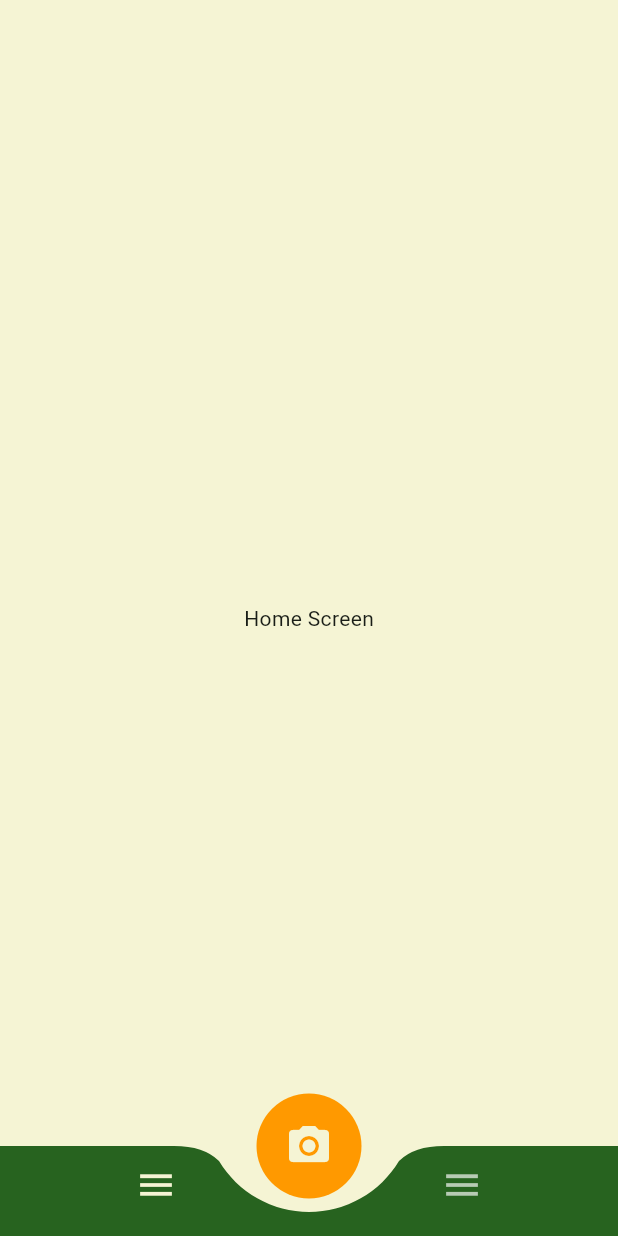
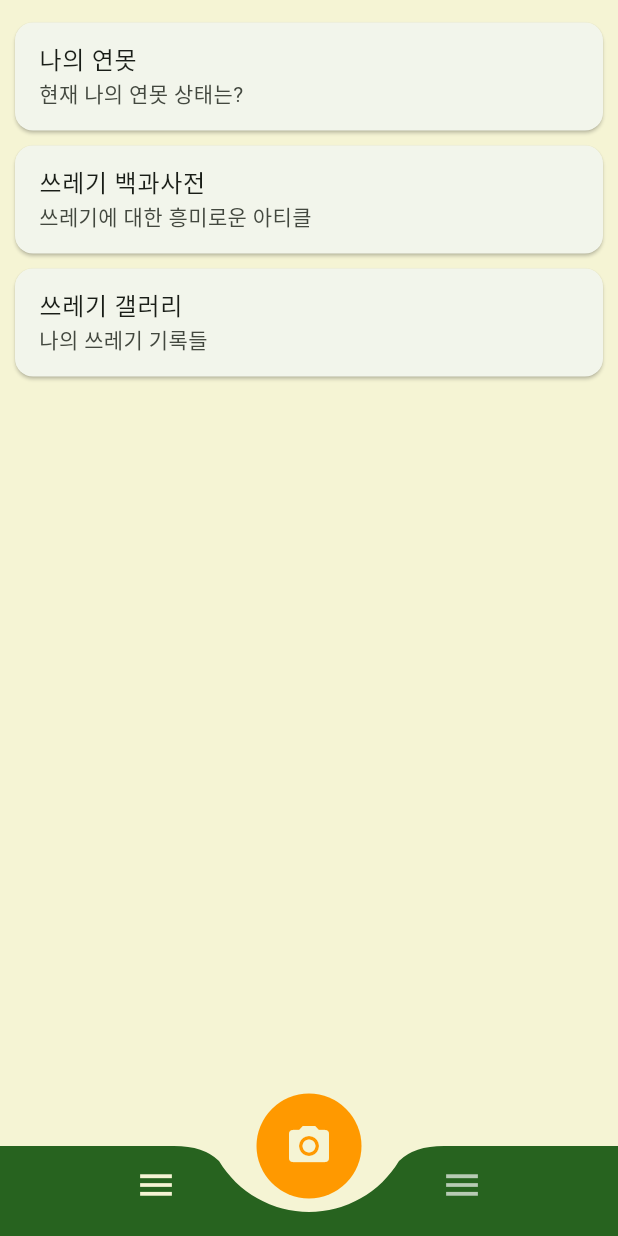
Before and after one commit to Q5dis/SSbryApp, a Flutter app: the screen it shows after launch, on a phone screen of 412 x 824 dp. Run offline on Flutter 3.47's test engine with Material 3 defaults, Android fonts, the light colour scheme and no system bars; our stand-ins replace flutter_svg, image_picker; missing offline and left inert: onnxruntime.

Commit message:
1014 owk

```diff
--- /dev/null
+++ b/lib/datas/waste_dictionary.dart
@@ -0,0 +1,191 @@
+class Article {
+  final String title;
+  final String category;
+  final String content;
+  final String caution;
+
+  const Article({
+    required this.title,
+    required this.category,
+    required this.content,
+    this.caution = '',
+  });
+}
+
+const Map<String, Article> articleDatabase = {
+  'plastic': Article(
+    title: '플라스틱',
+    category: '쓰레기 세부정보',
+    content: '''
+플라스틱 분류 기준(ISO):
+- PET(1번): 음료수병, 생수병, 간장병
+- HDPE(2번): 세제통, 샴푸통, 우유병
+- PVC(3번): 파이프, 장판 (재활용 어려움, 환경호르몬 위험)
+- LDPE(4번): 비닐봉지, 랩, 짜먹는 음료 포장
+- PP(5번): 요구르트병, 밀폐용기, 빨대
+- PS(6번): 스티로폼, 컵라면 용기, 일회용 컵
+- 기타(7번): 복합재질 (여러 플라스틱 혼합, 재활용 어려움)
+
+올바른 분리배출 5단계:
+1. 내용물 완전 비우기
+2. 물로 깨끗이 헹구기
+3. 라벨·뚜껑·펌프 등 다른 재질 분리
+4. 투명·유색 구분
+5. 찌그러트려 부피 줄이기
+
+재생에너지 전환:
+- 플라스틱 → 열분해(400~700℃) → 합성원유 → 정제 → 디젤/휘발유 대체연료
+- 플라스틱 → 재생 → PET 섬유 → 태양광 패널 백시트 소재
+''',
+    caution: '재활용 어려운 PVC, 복합재질은 별도 처리 필요.',
+  ),
+
+  'glass': Article(
+    title: '유리',
+    category: '쓰레기 세부정보',
+    content: '''
+유리는 품질 저하 없이 무한 재활용 가능.
+배출 금지 품목: 거울, 깨진 유리, 도자기, 유리식기, 전구, 형광등, 창문유리, 내열유리
+→ 용융점이 달라 혼입 시 전체 재활용 불가. 부피 큰 경우 불연성 마대 사용.
+
+재생 과정:
+폐유리 → 분쇄 → 용융(1,400℃) → 새 유리 제조
+신규 제조 대비 에너지 32% 절약
+태양광 산업 활용: 재생 유리 → 태양광 패널 전면 유리 → 연간 150kWh/㎡ 전력 생산
+''',
+    caution: '거울, 깨진유리, 도자기 등 혼입 금지',
+  ),
+
+  'can': Article(
+    title: '캔/금속류',
+    category: '쓰레기 세부정보',
+    content: '''
+올바른 배출법:
+1. 내용물 완전 제거
+2. 물로 깨끗이 헹구기
+3. 라벨 제거
+4. 철·알루미늄 구분 불필요
+주의: 부탄가스, 스프레이, 페인트통은 별도 처리
+
+재활용 효과:
+- 알루미늄: 신규 제조 대비 95% 에너지 절약
+- 철강: 74% 절약
+- 구리: 85% 절약
+풍력발전 부품 소재 활용:
+- 터빈 타워: 재생 철강 200~300톤 사용
+- 발전기: 재생 구리 10톤 사용
+1기당 연간 2,000MWh 청정에너지 생산
+''',
+  ),
+
+  'trash': Article(
+    title: '일반쓰레기',
+    category: '쓰레기 세부정보',
+    content: '''
+재활용 불가능한 쓰레기는 종량제봉투에 배출.
+주요 품목: 달걀껍질, 조개껍데기, 육류·생선 뼈, 견과류 껍데기, 음식물 묻은 종이/비닐, 깨진 유리, 기저귀 등
+
+소각 에너지 회수:
+- 일반쓰레기 → 소각(850℃ 이상) → 발전/난방
+- 1톤 → 500~700kWh 전력 생산
+- 매립 대비 온실가스 60% 감축
+''',
+    caution: '위험 물질 및 깨진 유리 등은 안전 포장 필수',
+  ),
+
+  'paper': Article(
+    title: '종이류',
+    category: '쓰레기 세부정보',
+    content: '''
+이물질 제거 및 건조 후 배출. 테이프·스테이플러 제거 필수. 종이팩은 별도 분리. 코팅지는 배출 불가.
+
+재활용 효과:
+- 1톤 재생 종이 → 나무 17그루 보호, 물 31,000L 절약, 전력 4,100kWh 절약, CO₂ 1.7톤 감축
+- 바이오매스 펠릿/바이오에탄올 생산: 1톤 → 300L 에탄올 또는 3,500kWh 열에너지
+''',
+  ),
+
+  'vinyl': Article(
+    title: '비닐류',
+    category: '쓰레기 세부정보',
+    content: '''
+내용물 제거 후 물로 헹구고 완전 건조. 이물질 제거. 음식물 묻은 비닐은 종량제봉투 배출. 투명 비닐끼리 모아 배출.
+
+재생에너지 활용:
+- 열분해 연료화: 1kg → 0.7L 합성유
+- 고형연료(SRF) 제조: 발전소·시멘트 공장 연료
+- 재생 비닐: 분리수거 봉투 제조
+''',
+  ),
+
+  'economic_effects': Article(
+    title: '우리집 분리배출, 얼마나 벌까?',
+    category: '실생활 아티클',
+    content: '''
+4인 가족 연간 경제효과:
+- 플라스틱(120kg): 12만원
+- 종이(180kg): 9.5만원
+- 유리(60kg): 3.2만원
+- 캔/금속류(40kg): 16.8만원
+- 비닐(80kg): 5만원
+총 46.5만원 절약 효과
+쓰레기 종량제봉투 비용 절약 포함 시 연간 약 55~60만원
+''',
+  ),
+
+  'climate_effects': Article(
+    title: '분리배출과 기후위기',
+    category: '실생활 아티클',
+    content: '''
+적절한 분리배출 시 4인 가족 기준:
+- 연간 CO₂ 2.8톤 감축
+- 소나무 424그루 심는 효과
+- 승용차 1만 km 운행 배출량 절감
+
+전국 단위 효과:
+- 연간 2,340만톤 CO₂ 감축
+- 원자력발전소 3기 발전량
+- 경제효과 6조 7,880억원
+''',
+  ),
+
+  're_energy': Article(
+    title: '재생에너지 연결고리',
+    category: '실생활 아티클',
+    content: '''
+폐기물 → 에너지 변환 경로:
+1. 화학적 재활용: 플라스틱·비닐 → 열분해 → 합성유
+2. 생물학적 변환: 음식물·종이 → 발효 → 바이오가스
+3. 물리적 재활용: 유리·금속 → 재제조 → 신재생 설비 부품
+
+순환경제 완성:
+쓰레기 → 재생에너지 → 전력 생산 → 일상생활 → 쓰레기 → 반복
+''',
+  ),
+
+  'tips': Article(
+    title: '분리배출 Tip!',
+    category: '실생활 아티클',
+    content: '''
+실패 없는 5대 원칙:
+1. 비운다: 내용물 완전 제거
+2. 헹군다: 물로 깨끗이 세척
+3. 분리한다: 다른 재질 완전 분리
+4. 말린다: 물기 완전 제거
+5. 구분한다: 올바른 배출함에
+
+쉽게 틀리는 것들:
+- 치킨박스 → 기름 묻어서 종량제
+- 깨진 유리 → 유리병이 아니라 종량제
+- 보냉용 택배 상자 → 종량제
+- 1회용 종이컵, 택배 전표, 영수증 → 종량제
+- 내용물 남은 락카, 부탄가스 → 특수규격마대
+- 알루미늄 호일 → 종량제
+- 건전지 → '전지류'로 분리배출
+- 플라스틱 완구·문구류 → 종량제
+- 과자·커피 비닐, 양파망, 뽁뽁이, 택배봉투 → 비닐류
+- 랩, 식탁보, 고무장갑, 고무호스, 현수막 → 종량제
+- 장판, 돗자리, 천막 → 대형폐기물
+''',
+  ),
+};
--- a/lib/screens/home_screen.dart
+++ b/lib/screens/home_screen.dart
@@ -1,16 +1,49 @@
 import 'package:flutter/material.dart';
 import '../widgets/bottom_nav.dart';
+import 'dictionary_screen.dart'; // dictionary_screen.dart import
 
 class HomeScreen extends StatelessWidget {
   const HomeScreen({Key? key}) : super(key: key);
 
+  final List<Map<String, String>> posts = const [
+    {'title': '나의 연못', 'content': '현재 나의 연못 상태는?'},
+    {'title': '쓰레기 백과사전', 'content': '쓰레기에 대한 흥미로운 아티클'},
+    {'title': '쓰레기 갤러리', 'content': '나의 쓰레기 기록들'}
+  ];
+
   @override
   Widget build(BuildContext context) {
     return Scaffold(
-      backgroundColor: Color(0xFFF5F4D4),
+      backgroundColor: const Color(0xFFF5F4D4),
       extendBody: true,
-      body: Center(
-        child: Text('Home Screen'),
+      body: ListView.builder(
+        padding: const EdgeInsets.all(10),
+        itemCount: posts.length,
+        itemBuilder: (context, index) {
+          final post = posts[index];
+          return Card(
+            margin: const EdgeInsets.symmetric(vertical: 5),
+            child: ListTile(
+              title: Text(post['title']!),
+              subtitle: Text(
+                post['content']!,
+                maxLines: 1,
+                overflow: TextOverflow.ellipsis,
+              ),
+              onTap: () {
+                if (post['title'] == '쓰레기 백과사전') {
+                  Navigator.push(
+                    context,
+                    MaterialPageRoute(
+                      builder: (context) => const DictionaryScreen(),
+                    ),
+                  );
+                }
+                // '나의 연못' 같은 다른 글은 아무 동작 없음
+              },
+            ),
+          );
+        },
       ),
     );
   }
```
Also changed, not shown: lib/screens/dictionary_screen.dart (added, +172 -0 lines), assets/images/SSBry.png (added), assets/images/icon.png (added).
